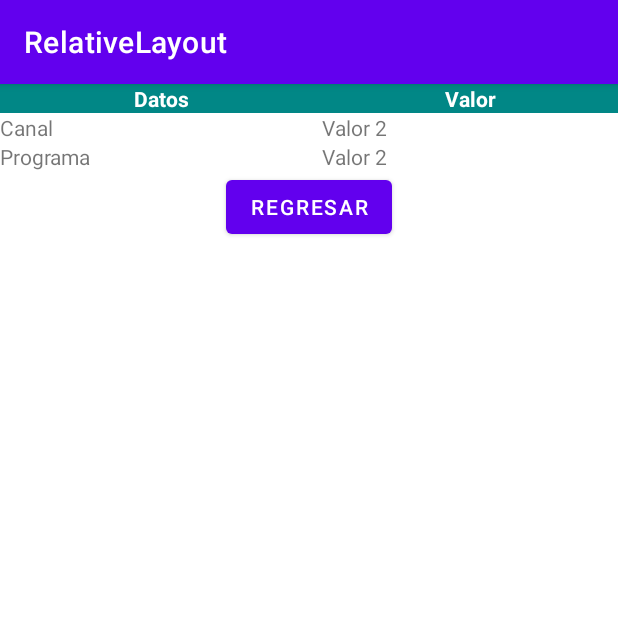
After one commit to teresarico18/dispositivos-moviles-1, an Android app: the DatosActivity screen opened directly, with no data from a screen before it, on a phone screen of 412 x 824 dp, the top half of it. The commit adds this screen. Run offline under Robolectric (Android 15) with nearby library versions, the phone set to English and light mode, and no system bars.

Commit message:
Change activities, send data between activities

```diff
--- a/RelativeLayout/app/src/main/AndroidManifest.xml
+++ b/RelativeLayout/app/src/main/AndroidManifest.xml
@@ -12,6 +12,9 @@
         android:theme="@style/Theme.RelativeLayout"
         tools:targetApi="31">
         <activity
+            android:name=".DatosActivity"
+            android:exported="false" />
+        <activity
             android:name=".MainActivity"
             android:exported="true">
             <intent-filter>
--- /dev/null
+++ b/RelativeLayout/app/src/main/java/com/example/relativelayout/DatosActivity.java
@@ -0,0 +1,38 @@
+package com.example.relativelayout;
+
+import androidx.appcompat.app.AppCompatActivity;
+
+import android.content.Intent;
+import android.os.Bundle;
+import android.view.View;
+import android.widget.Button;
+import android.widget.TextView;
+import android.widget.Toast;
+
+public class DatosActivity extends AppCompatActivity {
+
+    @Override
+    protected void onCreate(Bundle savedInstanceState) {
+        super.onCreate(savedInstanceState);
+        setContentView(R.layout.activity_datos);
+        TextView tvValor1 = findViewById(R.id.tvValor1);
+        TextView tvValor2 = findViewById(R.id.tvValor2);
+        Button bnRegresar = findViewById(R.id.bnRegresar);
+
+        Bundle extras = getIntent().getExtras();
+        if (extras != null) {
+            String canal = extras.getString("Canal");
+            String programa = extras.getString("Programa");
+            tvValor1.setText(canal);
+            tvValor2.setText(programa);
+        }
+
+        bnRegresar.setOnClickListener(new View.OnClickListener() {
+            @Override
+            public void onClick(View view) {
+                Intent i = new Intent(DatosActivity.this, MainActivity.class);
+                startActivity(i);
+            }
+        });
+    }
+}
--- a/RelativeLayout/app/src/main/java/com/example/relativelayout/MainActivity.java
+++ b/RelativeLayout/app/src/main/java/com/example/relativelayout/MainActivity.java
@@ -2,6 +2,7 @@ package com.example.relativelayout;
 
 import androidx.appcompat.app.AppCompatActivity;
 
+import android.content.Intent;
 import android.os.Bundle;
 import android.view.View;
 import android.widget.AdapterView;
@@ -16,6 +17,7 @@ import com.google.android.material.snackbar.Snackbar;
 
 public class MainActivity extends AppCompatActivity implements AdapterView.OnItemSelectedListener {
     private ImageView ivContinuara;
+    private String programa;
 
     @Override
     protected void onCreate(Bundle savedInstanceState) {
@@ -38,12 +40,21 @@ public class MainActivity extends AppCompatActivity implements AdapterView.OnIte
                 tvDespedida.setText(texto);
             }
         });
+        ivContinuara.setOnClickListener(new View.OnClickListener() {
+            @Override
+            public void onClick(View view) {
+                Intent i = new Intent(MainActivity.this, DatosActivity.class);
+                i.putExtra("Canal", tvDespedida.getText().toString());
+                i.putExtra("Programa", programa);
+                startActivity(i);
+            }
+        });
     }
 
 
     @Override
     public void onItemSelected(AdapterView<?> adapterView, View view, int posicion, long fila) {
-        String programa = adapterView.getItemAtPosition(posicion).toString();
+        programa = adapterView.getItemAtPosition(posicion).toString();
         Snackbar.make(adapterView, "Programa seleccionado "+programa, Snackbar.LENGTH_LONG).show();
 
         if (posicion == 0){
@@ -59,4 +70,5 @@ public class MainActivity extends AppCompatActivity implements AdapterView.OnIte
     public void onNothingSelected(AdapterView<?> adapterView) {
 
     }
+
 }
--- /dev/null
+++ b/RelativeLayout/app/src/main/res/layout/activity_datos.xml
@@ -0,0 +1,67 @@
+<?xml version="1.0" encoding="utf-8"?>
+<TableLayout xmlns:android="http://schemas.android.com/apk/res/android"
+    xmlns:tools="http://schemas.android.com/tools"
+    android:layout_width="match_parent"
+    android:layout_height="match_parent"
+    android:stretchColumns="*"
+    tools:context=".DatosActivity"
+    >
+    <!--  * -> hijos iguales 0.1 -> elementos 0 y 1 iguales, resto default -->
+
+    <TableRow
+        android:layout_height="wrap_content"
+        android:layout_width="match_parent">
+        <TextView
+            android:layout_width="wrap_content"
+            android:layout_height="wrap_content"
+            android:text="Datos"
+            android:textAlignment="center"
+            android:background="@color/teal_700"
+            android:textColor="@color/white"
+            android:textStyle="bold"/>
+        <TextView
+            android:layout_width="wrap_content"
+            android:layout_height="wrap_content"
+            android:text="Valor"
+            android:textAlignment="center"
+            android:background="@color/teal_700"
+            android:textColor="@color/white"
+            android:textStyle="bold"/>
+    </TableRow>
+
+    <TableRow
+        android:layout_height="wrap_content"
+        android:layout_width="match_parent">
+        <TextView
+            android:id="@+id/tvCanal"
+            android:text="Canal" />
+        <TextView
+            android:id="@+id/tvValor1"
+            android:text="Valor 2" />
+    </TableRow>
+
+    <TableRow
+        android:layout_height="wrap_content"
+        android:layout_width="match_parent">
+        <TextView
+            android:id="@+id/tvPrograma"
+            android:text="Programa" />
+        <TextView
+            android:id="@+id/tvValor2"
+            android:text="Valor 2" />
+    </TableRow>
+
+    <TableRow
+        android:layout_height="wrap_content"
+        android:layout_width="match_parent">
+        <Button
+            android:id="@+id/bnRegresar"
+            android:text="Regresar"
+            android:layout_span="2"
+            android:layout_gravity="center_horizontal"
+            android:layout_height="wrap_content"
+            android:layout_width="wrap_content"
+            />
+    </TableRow>
+
+</TableLayout>
```
Also changed, not shown: RelativeLayout/app/src/main/res/drawable/pic1.jpg, RelativeLayout/app/src/main/res/drawable/pic2.jpg, RelativeLayout/app/src/main/res/drawable/pic3.jpg.
